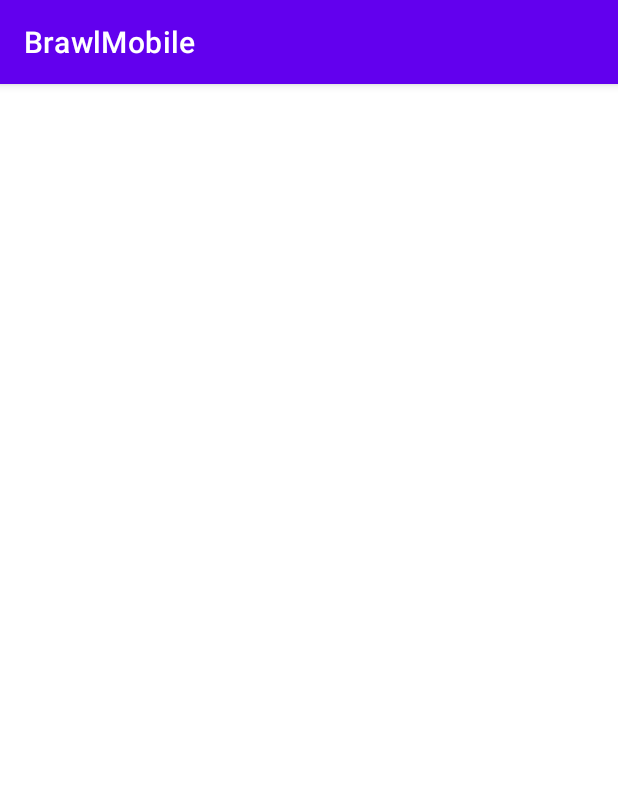
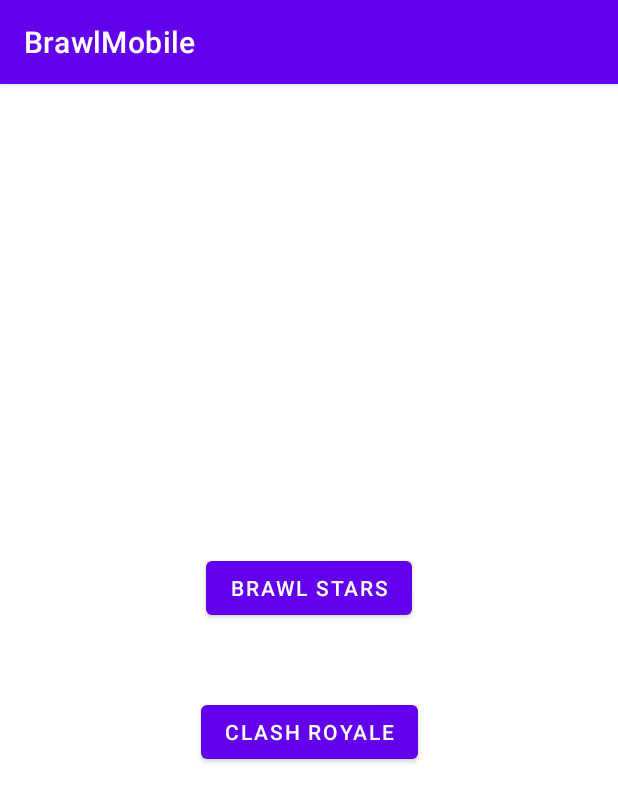
Before and after one commit to brayanVaccaro/brawlMobile, an Android app: the screen it shows after launch (StartActivity), on a phone screen of 412 x 824 dp. Shown: the top 802 px of the screen. Run offline under Robolectric (Android 15) with nearby library versions, the phone set to English and light mode, and no system bars.

Commit message:
created StartActivity

```diff
--- a/app/src/main/java/com/example/brawlmobile/StartActivity.kt
+++ b/app/src/main/java/com/example/brawlmobile/StartActivity.kt
@@ -1,11 +1,30 @@
 package com.example.brawlmobile
 
+import android.content.Intent
 import androidx.appcompat.app.AppCompatActivity
 import android.os.Bundle
+import android.widget.Button
+import com.example.brawlmobile.brawlStar.HomeActivity
+import com.example.brawlmobile.clashRoyale.PlayerActivity
 
 class StartActivity : AppCompatActivity() {
     override fun onCreate(savedInstanceState: Bundle?) {
         super.onCreate(savedInstanceState)
         setContentView(R.layout.activity_start)
+
+        val brawlStars: Button = findViewById(R.id.brawlStars)
+        brawlStars.setOnClickListener{
+            Intent(this, HomeActivity::class.java).also {
+                startActivity(it)
+            }
+        }
+        val clashRoyale: Button = findViewById(R.id.clashRoyale)
+        clashRoyale.setOnClickListener {
+            Intent(this,PlayerActivity::class.java).also {
+                startActivity(it)
+            }
+        }
+
+
     }
 }
--- a/app/src/main/res/layout/activity_start.xml
+++ b/app/src/main/res/layout/activity_start.xml
@@ -6,4 +6,30 @@
     android:layout_height="match_parent"
     tools:context=".StartActivity">
 
+    <Button
+        android:id="@+id/brawlStars"
+        android:layout_width="wrap_content"
+        android:layout_height="wrap_content"
+        android:layout_marginBottom="24dp"
+        android:text="Brawl Stars"
+        app:layout_constraintBottom_toTopOf="@id/guideline"
+        app:layout_constraintEnd_toEndOf="parent"
+        app:layout_constraintStart_toStartOf="parent" />
+
+    <Button
+        android:id="@+id/clashRoyale"
+        android:layout_width="wrap_content"
+        android:layout_height="wrap_content"
+        android:layout_marginTop="24dp"
+        android:text="Clash Royale"
+        app:layout_constraintEnd_toEndOf="parent"
+        app:layout_constraintStart_toStartOf="parent"
+        app:layout_constraintTop_toTopOf="@+id/guideline" />
+
+    <androidx.constraintlayout.widget.Guideline
+        android:id="@+id/guideline"
+        android:layout_width="wrap_content"
+        android:layout_height="wrap_content"
+        android:orientation="horizontal"
+        app:layout_constraintGuide_percent="0.5" />
 </androidx.constraintlayout.widget.ConstraintLayout>
```
Also changed, not shown: app/src/main/AndroidManifest.xml (+7 -4 lines), app/src/main/java/com/example/brawlmobile/clashRoyale/PlayerActivity.kt (added, +12 -0 lines), app/src/main/res/layout/activity_player_clash.xml (added, +10 -0 lines).
